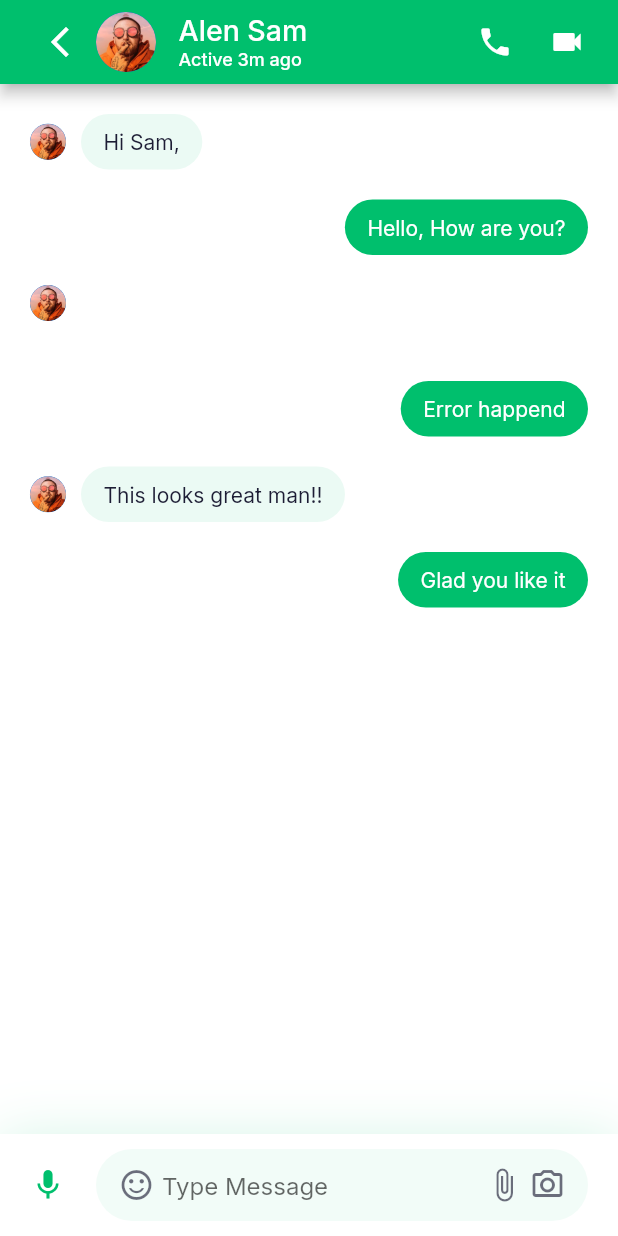
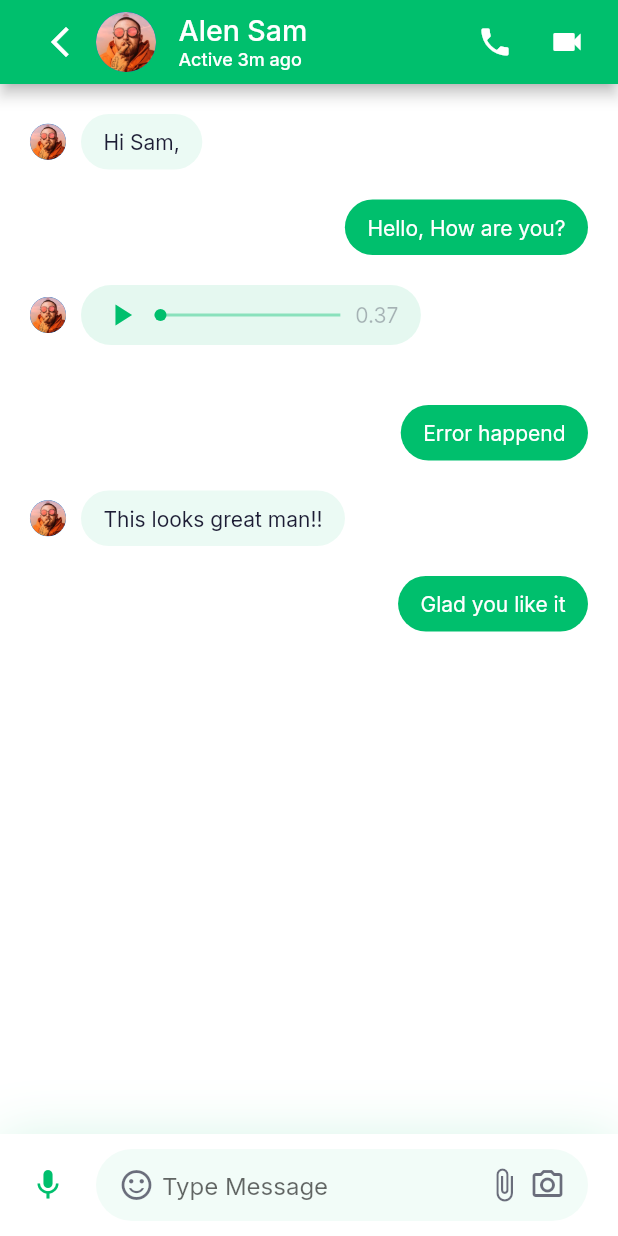
Before and after one commit to Soud-Haroon/Task_02, a Flutter app: the MessageScreen screen opened directly, on a phone screen of 412 x 824 dp. Run offline on Flutter 3.47's test engine with Material 2 defaults, Android fonts, the phone set to English and light mode, and no system bars; our stand-ins replace google_fonts.

Commit message:
Audio
Audio message added in message.dart for audio playable

```diff
--- a/lib/messages/messages.dart
+++ b/lib/messages/messages.dart
@@ -16,6 +16,8 @@ class Messages extends StatelessWidget {
       switch (message.messageType) {
         case ChatMessageType.text:
           return TextMessages(message: message);
+        case ChatMessageType.audio:
+          return AudioMessage(message: message);
         default:
           return SizedBox();
       }
@@ -33,7 +35,6 @@ class Messages extends StatelessWidget {
               backgroundImage: AssetImage('assets/images/user_2.png'),
             ),
           SizedBox(width: kDefaultPadding / 2),
-          // TextMessages(message: message),
           messageContaint(message),
         ],
       ),
@@ -42,3 +43,59 @@ class Messages extends StatelessWidget {
 }
 
 //============================================//
+
+class AudioMessage extends StatelessWidget {
+  final ChatMessage message;
+  const AudioMessage({Key? key, required this.message}) : super(key: key);
+  @override
+  Widget build(BuildContext context) {
+    return Container(
+      width: MediaQuery.of(context).size.width * 0.55,
+      padding: EdgeInsets.symmetric(
+          horizontal: kDefaultPadding * 0.75, vertical: kDefaultPadding / 2.5),
+      decoration: BoxDecoration(
+        color: kPrimaryGreen.withOpacity(message.isSender! ? 1 : 0.1),
+        borderRadius: BorderRadius.circular(30),
+      ),
+      child: Row(
+        children: [
+          Icon(
+            Icons.play_arrow,
+            color: message.isSender! ? Colors.white : kPrimaryGreen,
+          ),
+          Expanded(
+            child: Padding(
+              padding:
+                  const EdgeInsets.symmetric(horizontal: kDefaultPadding / 2),
+              child: Stack(
+                clipBehavior: Clip.none,
+                alignment: Alignment.center,
+                children: [
+                  Container(
+                    width: double.infinity,
+                    height: 2,
+                    color: kPrimaryGreen.withOpacity(0.4),
+                  ),
+                  Positioned(
+                    left: 0,
+                    child: Container(
+                      height: 8,
+                      width: 8,
+                      decoration: BoxDecoration(
+                        color: kPrimaryGreen,
+                        shape: BoxShape.circle,
+                      ),
+                    ),
+                  ),
+                ],
+              ),
+            ),
+          ),
+          Text('0.37',
+              style:
+                  TextStyle(color: kContentColorLightTheme.withOpacity(0.32))),
+        ],
+      ),
+    );
+  }
+}
```
